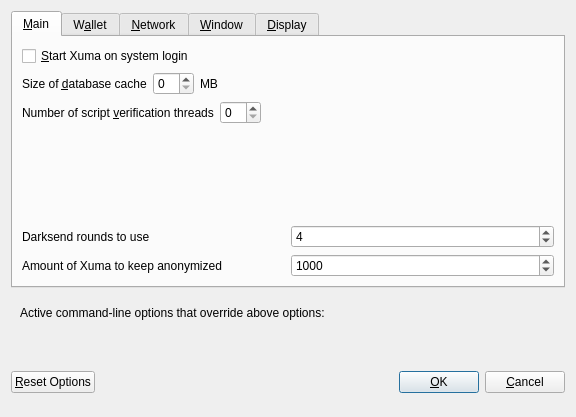
Qt form src/qt/forms/optionsdialog.ui (xumacoin/xuma-core) before a commit.
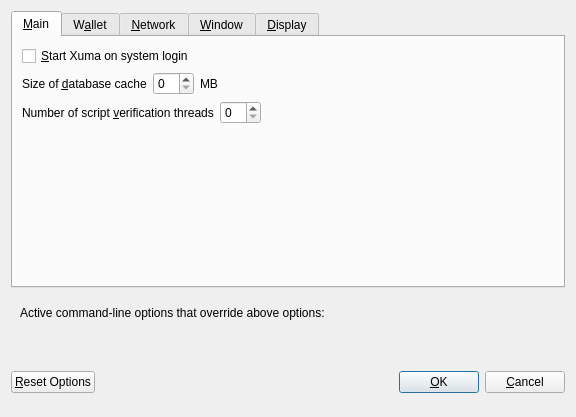
The same form after that commit. Custom widgets are drawn as their Qt base class.

Commit message: Removed Darksend from UI, added logo and colors.

```diff
--- a/src/qt/forms/optionsdialog.ui
+++ b/src/qt/forms/optionsdialog.ui
@@ -130,75 +130,6 @@
          </property>
         </spacer>
        </item>
-       <item>
-        <layout class="QHBoxLayout" name="horizontalLayout_4_Main">
-         <item>
-          <widget class="QLabel" name="label">
-           <property name="toolTip">
-            <string>This setting determines the amount of individual masternodes that an input will be anonymized through.&lt;br/&gt;More rounds of anonymization gives a higher degree of privacy, but also costs more in fees.</string>
-           </property>
-           <property name="text">
-            <string>Darksend rounds to use</string>
-           </property>
-          </widget>
-         </item>
-         <item>
-          <widget class="QSpinBox" name="DarksendRounds">
-           <property name="minimum">
-            <number>2</number>
-           </property>
-           <property name="maximum">
-            <number>8</number>
-           </property>
-           <property name="value">
-            <number>4</number>
-           </property>
-          </widget>
-         </item>
-        </layout>
-       </item>
-       <item>
-        <layout class="QHBoxLayout" name="horizontalLayout">
-         <item>
-          <widget class="QLabel" name="label_2">
-           <property name="toolTip">
-            <string>This amount acts as a threshold to turn off Darksend once it's reached.</string>
-           </property>
-           <property name="statusTip">
-            <string notr="true"/>
-           </property>
-           <property name="whatsThis">
-            <string notr="true"/>
-           </property>
-           <property name="accessibleName">
-            <string notr="true"/>
-           </property>
-           <property name="accessibleDescription">
-            <string notr="true"/>
-           </property>
-           <property name="text">
-            <string>Amount of Xuma to keep anonymized</string>
-           </property>
-          </widget>
-         </item>
-         <item>
-          <widget class="QSpinBox" name="anonymizeAmount">
-           <property name="minimum">
-            <number>100</number>
-           </property>
-           <property name="maximum">
-            <number>100000</number>
-           </property>
-           <property name="singleStep">
-            <number>100</number>
-           </property>
-           <property name="value">
-            <number>1000</number>
-           </property>
-          </widget>
-         </item>
-        </layout>
-       </item>
       </layout>
      </widget>
      <widget class="QWidget" name="tabWallet">
```
The commit also changes 19 other files.
